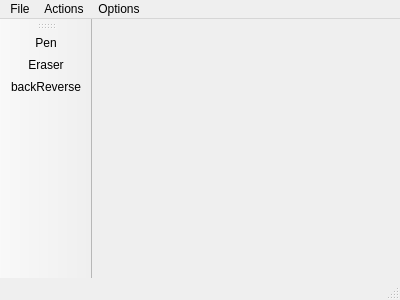
Before: the Qt Designer form mainwindow.ui in shieldnet/petit-photoshop, drawn with Qt 5.
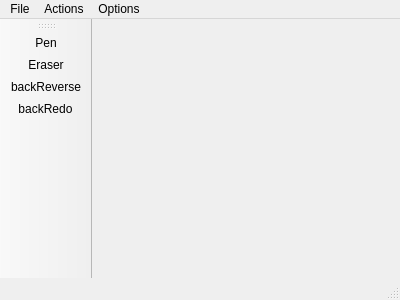
After: the same form once the commit is applied. Icons and pictures are not drawn.

```diff
--- a/mainwindow.ui
+++ b/mainwindow.ui
@@ -162,6 +162,7 @@
    <addaction name="actionPen"/>
    <addaction name="actionEraser"/>
    <addaction name="back"/>
+   <addaction name="actionbackRedo"/>
   </widget>
   <widget class="QStatusBar" name="statusBar"/>
   <action name="actionOpen">
@@ -275,6 +276,15 @@
     <string>Ctrl+Z</string>
    </property>
   </action>
+  <action name="actionbackRedo">
+   <property name="icon">
+    <iconset resource="ressources.qrc">
+     <normaloff>:/icons/backUndo.jpg</normaloff>:/icons/backUndo.jpg</iconset>
+   </property>
+   <property name="text">
+    <string>backRedo</string>
+   </property>
+  </action>
  </widget>
  <layoutdefault spacing="6" margin="11"/>
  <resources>
```
